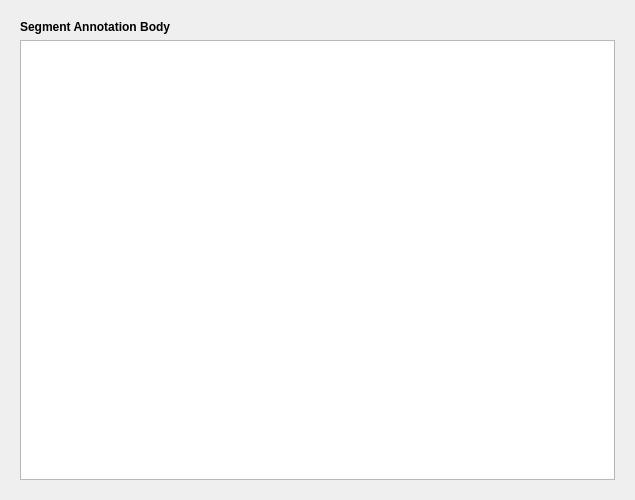
Before: the Qt Designer form qt_ui/AttributesSegment.ui in FilmColors/VIAN, drawn with Qt 5.
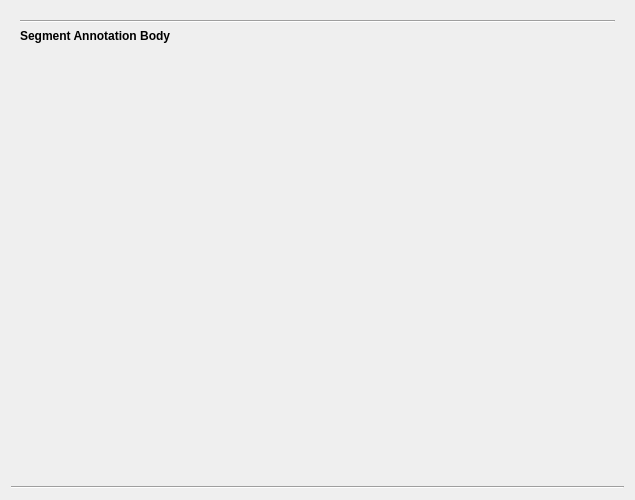
After: the same form once the commit is applied.

Commit message: Multi Annotation

What changed in the file:
```diff
--- a/qt_ui/AttributesSegment.ui
+++ b/qt_ui/AttributesSegment.ui
@@ -17,6 +17,13 @@
    <item>
     <widget class="QWidget" name="widget" native="true">
      <layout class="QVBoxLayout" name="verticalLayout_2">
+      <item>
+       <widget class="Line" name="line">
+        <property name="orientation">
+         <enum>Qt::Horizontal</enum>
+        </property>
+       </widget>
+      </item>
       <item>
        <widget class="QLabel" name="label">
         <property name="text">
@@ -25,11 +32,39 @@
        </widget>
       </item>
       <item>
-       <widget class="QTextEdit" name="textEdit_AnnotationBody"/>
+       <widget class="QWidget" name="widgetInner" native="true">
+        <property name="sizePolicy">
+         <sizepolicy hsizetype="Preferred" vsizetype="Expanding">
+          <horstretch>0</horstretch>
+          <verstretch>0</verstretch>
+         </sizepolicy>
+        </property>
+        <layout class="QVBoxLayout" name="verticalLayout_3">
+         <property name="leftMargin">
+          <number>0</number>
+         </property>
+         <property name="topMargin">
+          <number>0</number>
+         </property>
+         <property name="rightMargin">
+          <number>0</number>
+         </property>
+         <property name="bottomMargin">
+          <number>0</number>
+         </property>
+        </layout>
+       </widget>
       </item>
      </layout>
     </widget>
    </item>
+   <item>
+    <widget class="Line" name="line_2">
+     <property name="orientation">
+      <enum>Qt::Horizontal</enum>
+     </property>
+    </widget>
+   </item>
   </layout>
  </widget>
  <resources/>
```
The commit also changes 14 other files.
